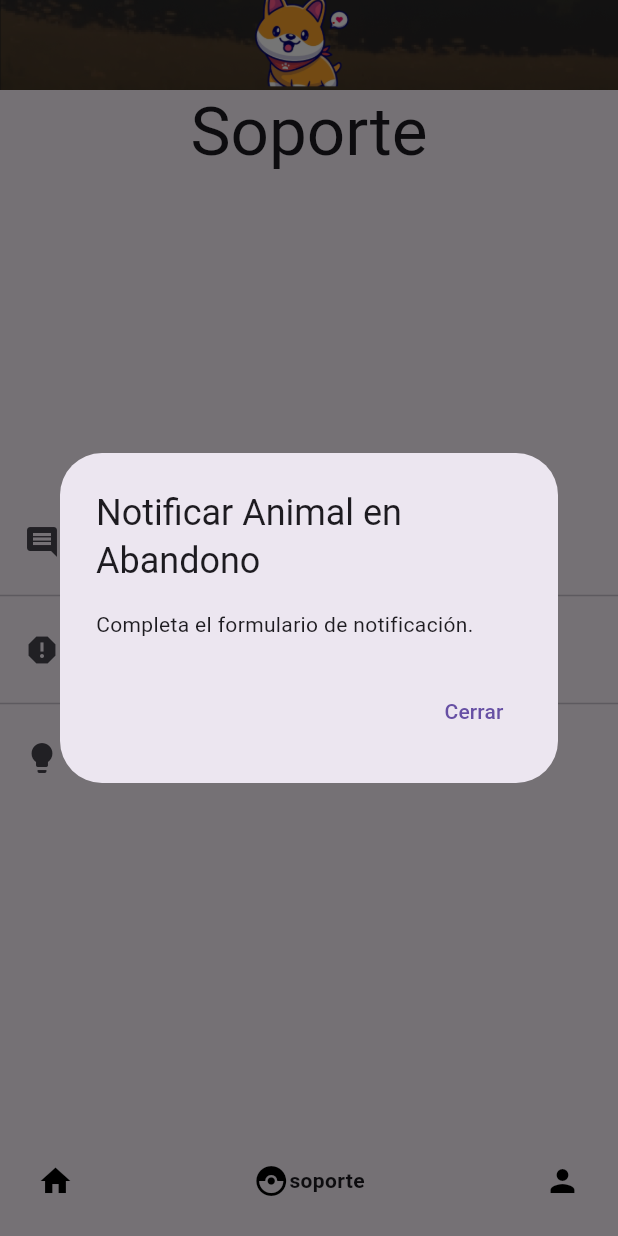
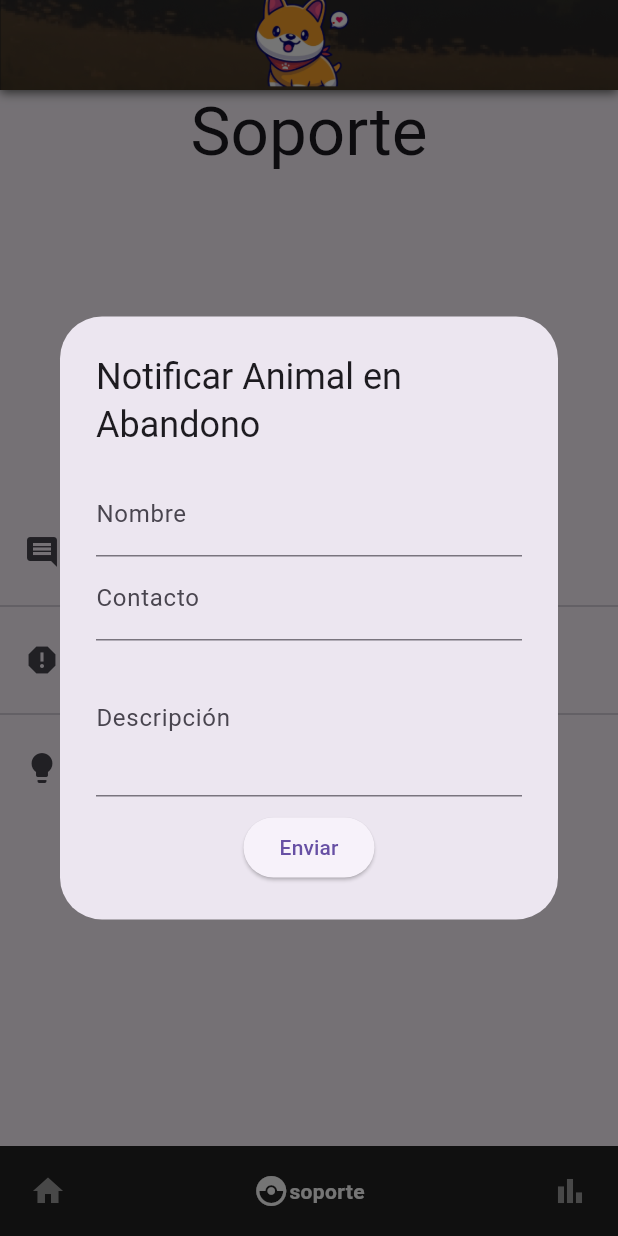
Before and after one commit to B3nja2020/apptallerflutter, a Flutter app: the screen it shows after launch, item 2 of the bottom bar chosen, after a tap on "Notificar Animal en Abandono", on a phone screen of 412 x 824 dp. Run offline on Flutter 3.47's test engine with Material 2 defaults, Android fonts, the phone set to English and light mode, and no system bars; drawn by our look-alikes of google_nav_bar; our stand-ins replace charts_flutter_new.

Commit message:
mejoras al codigo
actualice un poco el código para que se vea mejor

```diff
--- a/lib/home_page.dart
+++ b/lib/home_page.dart
@@ -25,19 +25,28 @@ class _HomePageState extends State<HomePage> {
       preferredSize: Size(100, 60),
       child: SafeArea(
         child: Container(
-         height: 80,
+          height: 70,
+          decoration: BoxDecoration(
             color: Colors.red,
-         child:Image.asset('assets/banner3.png',fit: BoxFit.fill,)
-         ,
+            boxShadow: [
+              BoxShadow(
+                color: const Color.fromARGB(255, 99, 99, 99),
+                blurRadius: 5.0,
+                offset: Offset(0, 2),
+              ),
+            ],
+          ),
+          child: Image.asset('assets/banner3.png', fit: BoxFit.fill),
         ),
       ),
-        // title:Image.asset('assets/banner3.png', fit:BoxFit.fill),
-        // centerTitle: true,
-        // toolbarHeight: 60.0,
-
     ),
       body: screens[_currentIndex],
     bottomNavigationBar:GNav(
+      activeColor: Colors.white,
+      color: Colors.grey,
+      backgroundColor: const Color.fromARGB(255, 34, 34, 34),
+      padding: EdgeInsets.symmetric(horizontal:20 ,vertical:18 ),
+
       selectedIndex: _currentIndex,
       onTabChange: (index)=>{
         setState(()=>_currentIndex =index)
@@ -46,24 +55,22 @@ class _HomePageState extends State<HomePage> {
         GButton(
           icon: Icons.home,
           text: 'home',
-          // iconActiveColor: Colors.white,
-          // textColor: Colors.white,
+
           ),
           GButton(
           icon: Icons.catching_pokemon,
           text: 'soporte',
-          // iconActiveColor: Colors.white,
-          // textColor: Colors.white,
+
           ),
           GButton(
-          icon: Icons.person,
-          text: 'perfil',
-          // iconActiveColor: Colors.white,
-          // textColor: Colors.white,
+          icon: Icons.bar_chart,
+          text: 'metrica',
+
           ),
 
 
       ],
+
        ) ,
     );
   }
--- a/lib/soporte.dart
+++ b/lib/soporte.dart
@@ -1,12 +1,27 @@
 import 'package:flutter/material.dart';
 
-class SoportePage extends StatelessWidget {
+class SoportePage extends StatefulWidget {
+  @override
+  _SoportePageState createState() => _SoportePageState();
+}
+
+class _SoportePageState extends State<SoportePage> {
+  final TextEditingController nombreController = TextEditingController();
+  final TextEditingController contactoController = TextEditingController();
+  final TextEditingController descripcionController = TextEditingController();
+
   final PageController _pageController = PageController();
   final List<String> consejos = [
     'Proporciona una alimentación equilibrada y adecuada para tu mascota.',
     'Asegúrate de que tu mascota tenga suficiente ejercicio y actividad física.',
     'Programa revisiones veterinarias regulares para mantener la salud de tu mascota.',
   ];
+
+  @override
+  void dispose() {
+    _pageController.dispose();
+    super.dispose();
+  }
 
   @override
   Widget build(BuildContext context) {
@@ -51,15 +66,39 @@ class SoportePage extends StatelessWidget {
                   builder: (context) {
                     return AlertDialog(
                       title: Text('Notificar Animal en Abandono'),
-                      content: Text('Completa el formulario de notificación.'),
-                      actions: [
-                        TextButton(
-                          onPressed: () {
-                            Navigator.of(context).pop();
-                          },
-                          child: Text('Cerrar'),
+                      content: SingleChildScrollView(
+                        child: Column(
+                          children: [
+                            // creacion formulario
+                            TextFormField(
+                              controller: nombreController,
+                              decoration: InputDecoration(labelText: 'Nombre'),
+                            ),
+                            TextFormField(
+                              controller: contactoController,
+                              decoration: InputDecoration(labelText: 'Contacto'),
+                            ),
+                            TextFormField(
+                              controller: descripcionController,
+                              decoration: InputDecoration(labelText: 'Descripción'),
+                              maxLines: 3,
+                            ),
+                            SizedBox(height: 10),
+                            ElevatedButton(
+                              onPressed: () {
+                                // agregar mas datos a futuro
+                                final nombre = nombreController.text;
+                                final contacto = contactoController.text;
+                                final descripcion = descripcionController.text;
+
+
+                                Navigator.of(context).pop();
+                              },
+                              child: Text('Enviar'),
+                            ),
+                          ],
                         ),
-                      ],
+                      ),
                     );
                   },
                 );
@@ -101,7 +140,6 @@ class SoportePage extends StatelessWidget {
                                 IconButton(
                                   icon: Icon(Icons.arrow_back),
                                   onPressed: () {
-                                    //retroceder
                                     _pageController.previousPage(
                                       duration: Duration(milliseconds: 300),
                                       curve: Curves.easeInOut,
@@ -117,7 +155,6 @@ class SoportePage extends StatelessWidget {
                                 IconButton(
                                   icon: Icon(Icons.arrow_forward),
                                   onPressed: () {
-                                    // Avanzar consejo
                                     _pageController.nextPage(
                                       duration: Duration(milliseconds: 300),
                                       curve: Curves.easeInOut,
```
Lines whose indentation alone changed are shown as unchanged.
